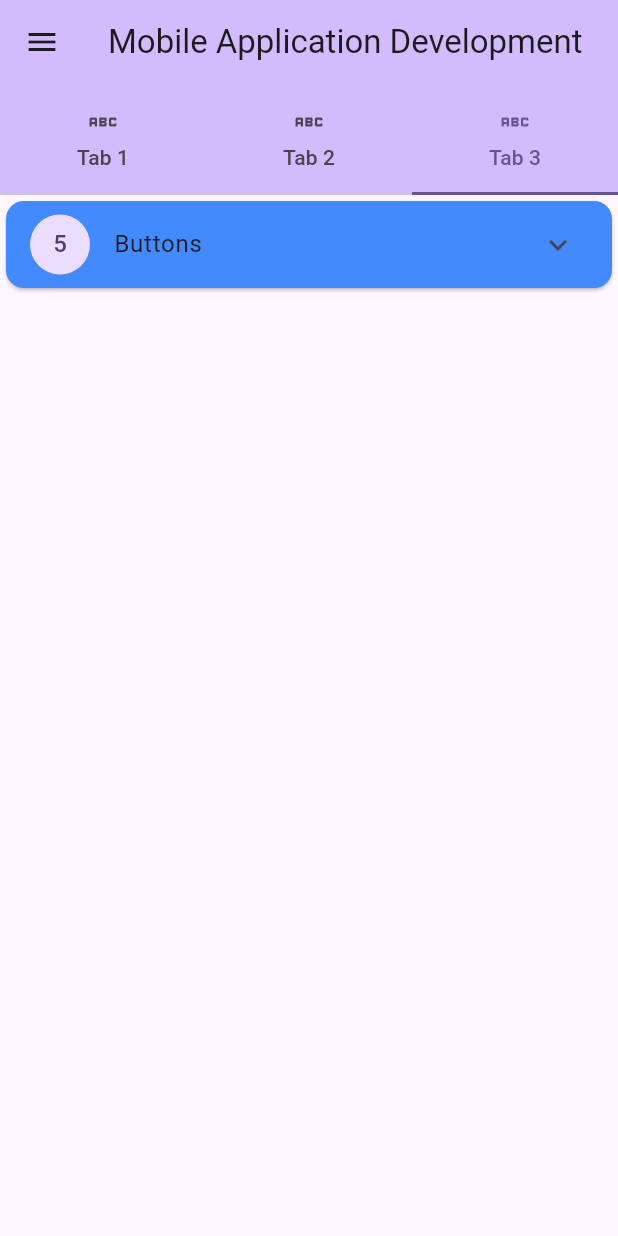
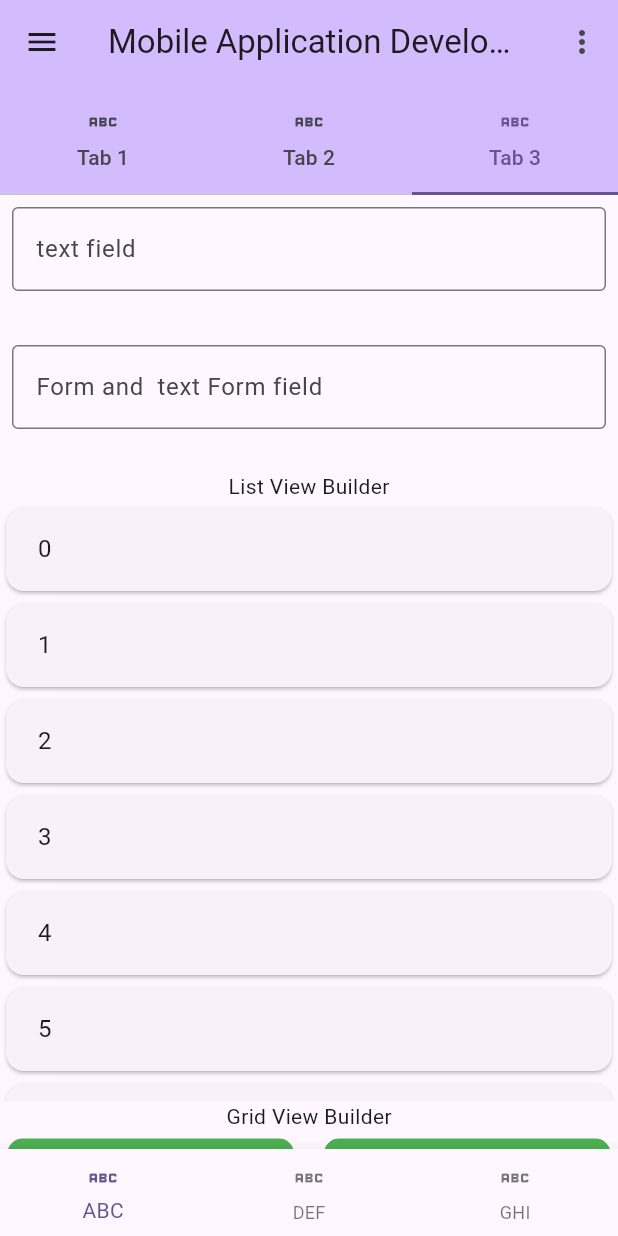
Before and after one commit to AmadIrfan/mobile-app-development, a Flutter app: the screen it shows after launch, tab 3 chosen, on a phone screen of 412 x 824 dp. Run offline on Flutter 3.47's test engine with Material 2 defaults, Android fonts, the phone set to English and light mode, and no system bars; our stand-ins replace fluttertoast, google_fonts.

Commit message:
assignment 3 complete

```diff
--- a/assignment3/lib/home_page.dart
+++ b/assignment3/lib/home_page.dart
@@ -1,7 +1,7 @@
 import 'package:assignment3/windows2/file.dart';
-import 'package:assignment3/windows2/file1.dart';
+import 'package:assignment3/windows2/file3.dart';
+
 import 'package:flutter/material.dart';
-import 'windows1/widgets_9_12.dart';
 import '../windows1/ont_to_20.dart';
 
 class MyHomePage extends StatefulWidget {
@@ -14,24 +14,125 @@ class MyHomePage extends StatefulWidget {
 }
 
 class _MyHomePageState extends State<MyHomePage> {
+  List list = [
+    'Container',
+    'Text',
+    'Image',
+    'Icon',
+    'IconButton',
+    'FloatingActionButton',
+    'TextButton',
+    'ElevatedButton',
+    'OutlineButton',
+    'Checkbox',
+    'Switch',
+    'Radio',
+    'Slider',
+    'TextField',
+    'AppBar',
+    'TabBar',
+    'BottomNavigationBar',
+    'Drawer',
+    'Card',
+    'ListTile',
+    'GridView',
+    'ListView',
+    'Stack',
+    'Row',
+    'Column',
+    'Expanded',
+    'Flexible',
+    'Align',
+    'RichText',
+    'TextField',
+    'DropdownButton',
+    'PopupMenuButton',
+    'Divider',
+    'SizedBox',
+    'Spacer',
+    'LinearProgressIndicator',
+    'CircularProgressIndicator',
+    'Slider',
+    'Tooltip',
+    'SnackBar',
+    'AlertDialog',
+    "Simple Dialog",
+    'BottomSheet',
+    'PopupMenu',
+    'GridTile',
+    'GridTileBar',
+    'ExpansionPanel',
+    'ExpansionTile',
+    'Card',
+    'Chip',
+    'CircleAvatar',
+    'PageView',
+    'InkWell',
+    'ListView.builder',
+    'GridView.builder',
+    'TextFormField',
+    'TabBarView',
+    'Dismissible',
+    'ReorderableListView',
+    'Table',
+    'AnimatedContainer',
+    'AnimatedOpacity',
+    'Positioned',
+    "ClipRRect"
+  ];
   @override
   Widget build(BuildContext context) {
     return DefaultTabController(
       length: 3,
       child: Scaffold(
-        drawer: const Drawer(
+        drawer: Drawer(
           child: Center(
-            child: Text(
-              'This is Drawer.',
+            child: ListView.builder(
+              itemCount: list.length,
+              itemBuilder: (BuildContext context, int index) {
+                return Card(
+                  child: ListTile(
+                    leading: CircleAvatar(
+                      child: Text('${index + 1}'),
+                    ),
+                    title: Text(list[index]),
+                  ),
+                );
+              },
             ),
           ),
         ),
         appBar: AppBar(
           backgroundColor: Theme.of(context).colorScheme.inversePrimary,
           title: const Text('Mobile Application Development'),
+          actions: [
+            // DropdownButton(
+            //     items: [
+            //       DropdownMenuItem(
+            //         child: Text('item 1'),
+            //       ),
+            //       DropdownMenuItem(
+            //         child: Text('item 2'),
+            //       ),
+            //     ],
+            //     onChanged: (v) {
+            //       print(v);
+            //     }),
+            PopupMenuButton(
+              itemBuilder: (context) => [
+                PopupMenuItem(
+                  child: Text('item 1'),
+                ),
+                PopupMenuItem(
+                  child: Text('item 2'),
+                ),
+              ],
+            ),
+          ],
           bottom: const TabBar(
             indicatorSize: TabBarIndicatorSize.tab,
             // indicator: BoxDecoration(color: Colors.black54),
+
             tabs: [
               Tab(
                 icon: Icon(Icons.abc),
@@ -52,7 +153,24 @@ class _MyHomePageState extends State<MyHomePage> {
           children: [
             First20(),
             MyFiles(),
-            CustomWidgets3(),
+            File3(),
+          ],
+        ),
+        bottomNavigationBar: BottomNavigationBar(
+          onTap: (v) {},
+          items: const [
+            BottomNavigationBarItem(
+              label: 'ABC',
+              icon: Icon(Icons.abc),
+            ),
+            BottomNavigationBarItem(
+              label: 'DEF',
+              icon: Icon(Icons.abc),
+            ),
+            BottomNavigationBarItem(
+              label: 'GHI',
+              icon: Icon(Icons.abc),
+            ),
           ],
         ),
       ),
--- a/assignment3/lib/windows1/widgets_17_20.dart
+++ b/assignment3/lib/windows1/widgets_17_20.dart
@@ -11,6 +11,6 @@ class CustomWidget5 extends StatefulWidget {
 class _CustomWidget5State extends State<CustomWidget5> {
   @override
   Widget build(BuildContext context) {
-    return Column(children: [],);
+    return const Column(children: [],);
   }
 }
--- a/assignment3/lib/windows1/widgets_1_4.dart
+++ b/assignment3/lib/windows1/widgets_1_4.dart
@@ -79,9 +79,11 @@ class _CustomWidgets1State extends State<CustomWidgets1> {
                       ),
                     ),
                   ],
+
                 ),
               ),
             ],
+
           ),
           CustomExpansionTile(
             leading: const CircleAvatar(
--- a/assignment3/lib/windows2/file.dart
+++ b/assignment3/lib/windows2/file.dart
@@ -12,11 +12,13 @@ class MyFiles extends StatefulWidget {
 class _MyFilesState extends State<MyFiles> {
   @override
   Widget build(BuildContext context) {
-    return const Column(
-      children: [
-        File11(),
-        File2(),
-      ],
+    return const SingleChildScrollView(
+      child: Column(
+        children: [
+          File11(),
+          File2(),
+        ],
+      ),
     );
   }
 }
--- a/assignment3/lib/windows2/file1.dart
+++ b/assignment3/lib/windows2/file1.dart
@@ -32,11 +32,14 @@ class _File11State extends State<File11> {
               fontWeight: FontWeight.w800,
             ),
           ),
-          const Image(
+          ClipRRect(
+            borderRadius: BorderRadius.circular(20),
+            child: const Image(
               height: 200,
               fit: BoxFit.cover,
               image: AssetImage(
                 'assets/images/download.jpeg',
+              ),
             ),
           ),
           const SizedBox(
@@ -49,7 +52,9 @@ class _File11State extends State<File11> {
               fontWeight: FontWeight.w800,
             ),
           ),
-          Row(
+          SingleChildScrollView(
+            scrollDirection: Axis.horizontal,
+            child: Row(
               mainAxisAlignment: MainAxisAlignment.spaceEvenly,
               children: [
                 ..._items
@@ -63,6 +68,7 @@ class _File11State extends State<File11> {
                     .toList()
               ],
             ),
+          ),
           Text(
             'Filter Chip',
             style: TextStyle(
@@ -70,7 +76,9 @@ class _File11State extends State<File11> {
               fontWeight: FontWeight.w800,
             ),
           ),
-          Row(
+          SingleChildScrollView(
+            scrollDirection: Axis.horizontal,
+            child: Row(
               mainAxisAlignment: MainAxisAlignment.spaceEvenly,
               children: [
                 ..._items.map(
@@ -89,6 +97,7 @@ class _File11State extends State<File11> {
                   ),
                 )
               ],
+            ),
           ),
           Text(
             'Divider',
@@ -119,7 +128,6 @@ class _File11State extends State<File11> {
               );
             },
           ),
-
         ],
       ),
     );
--- a/assignment3/lib/windows2/file2.dart
+++ b/assignment3/lib/windows2/file2.dart
@@ -63,6 +63,82 @@ class _File2State extends State<File2> {
           const SizedBox(
             height: 20,
           ),
+          const Card(
+            child: ListTile(
+              title: Text('sized box'),
+            ),
+          ),
+          const Tooltip(
+            message: "this is tool tip",
+            child: Card(
+              child: ListTile(
+                title: Text('This is toop tip'),
+              ),
+            ),
+          ),
+          ElevatedButton(
+            onPressed: () {
+              showDialog(
+                context: context,
+                builder: (context) => const AlertDialog(
+                  title: Text('this is dialog'),
+                  content: Text('this is dialog'),
+                ),
+              );
+            },
+            child: const Text('AlertDialog'),
+          ),
+          ElevatedButton(
+            onPressed: () {
+              showDialog(
+                context: context,
+                builder: (context) => const SimpleDialog(
+                  title: Text('Simple Dialog'),
+                  children: [
+                    Text('this is the body.'),
+                  ],
+                ),
+              );
+            },
+            child: const Text('Simple Dialog'),
+          ),
+          const Card(
+            child: ListTile(
+              title: Text(' this is card '),
+            ),
+          ),
+          InkWell(
+            onTap: () {
+              ScaffoldMessenger.of(context).showSnackBar(
+                const SnackBar(
+                  duration: Duration(seconds: 3),
+                  backgroundColor: Colors.green,
+                  content: Text('this is inkwell + SnackBar'),
+                ),
+              );
+            },
+            child: const Card(
+              child: ListTile(
+                title: Text('this is inkwell'),
+              ),
+            ),
+          ),
+          Card(
+            child: ListTile(
+              title: RichText(
+                text: TextSpan(
+                  text: 'Hello ',
+                  style: DefaultTextStyle.of(context).style,
+                  children: const <TextSpan>[
+                    TextSpan(
+                        text: 'bold',
+                        style: TextStyle(fontWeight: FontWeight.bold)),
+                    TextSpan(text: ' world!'),
+                  ],
+                ),
+              ),
+            ),
+          ),
         ],
       ),
     );
--- /dev/null
+++ b/assignment3/lib/windows2/file3.dart
@@ -0,0 +1,188 @@
+import 'package:flutter/material.dart';
+
+class File3 extends StatefulWidget {
+  const File3({super.key});
+
+  @override
+  State<File3> createState() => _File3State();
+}
+
+class _File3State extends State<File3> {
+  List ls = List.generate(10, (index) => index);
+  String? selectedValue = 'Option 1';
+  @override
+  Widget build(BuildContext context) {
+    return SingleChildScrollView(
+      child: Column(
+        children: [
+          const Padding(
+            padding: EdgeInsets.all(8.0),
+            child: TextField(
+              decoration: InputDecoration(
+                border: OutlineInputBorder(),
+                label: Text('text field'),
+              ),
+            ),
+          ),
+          const SizedBox(
+            height: 20,
+          ),
+          Padding(
+            padding: const EdgeInsets.all(8.0),
+            child: Form(
+              child: TextFormField(
+                decoration: const InputDecoration(
+                  border: OutlineInputBorder(),
+                  label: Text('Form and  text Form field'),
+                ),
+              ),
+            ),
+          ),
+          const SizedBox(
+            height: 20,
+          ),
+          const Text('List View Builder'),
+          SizedBox(
+            height: 400,
+            child: ListView.builder(
+              itemCount: ls.length,
+              itemBuilder: (BuildContext context, int index) {
+                return Dismissible(
+                  key: ValueKey(ls[index]),
+                  onDismissed: (v) {
+                    ls.remove(ls[index]);
+                    setState(() {});
+                  },
+                  direction: DismissDirection.endToStart,
+                  background: Container(
+                    color: Colors.red,
+                  ),
+                  child: Card(
+                    child: ListTile(
+                      title: Padding(
+                        padding: const EdgeInsets.all(5),
+                        child: Text('$index'),
+                      ),
+                    ),
+                  ),
+                );
+              },
+            ),
+          ),
+          const Text('Grid View Builder'),
+          SizedBox(
+            height: 400,
+            child: GridView.builder(
+              gridDelegate: const SliverGridDelegateWithMaxCrossAxisExtent(
+                maxCrossAxisExtent: 200,
+                crossAxisSpacing: 10,
+                mainAxisExtent: 200,
+                mainAxisSpacing: 10,
+                childAspectRatio: 3 / 2,
+              ),
+              itemCount: 10,
+              itemBuilder: (BuildContext context, int index) {
+                return Padding(
+                  padding: const EdgeInsets.all(5.0),
+                  child: GridTile(
+                    footer: GridTileBar(
+                      title: Text(
+                        index.toString(),
+                        textAlign: TextAlign.center,
+                        style: const TextStyle(
+                          color: Colors.white,
+                          fontSize: 20,
+                        ),
+                      ),
+                      trailing: IconButton(
+                        onPressed: () {},
+                        icon: const Icon(Icons.favorite),
+                      ),
+                      leading: const Icon(Icons.shopping_bag),
+                      backgroundColor: Colors.black54,
+                    ),
+                    child: Container(
+                      alignment: Alignment.center,
+                      decoration: BoxDecoration(
+                        borderRadius: BorderRadius.circular(10),
+                        color: Colors.green,
+                      ),
+                      child: Text(
+                        index.toString(),
+                        style: const TextStyle(
+                          color: Colors.white,
+                          fontSize: 20,
+                        ),
+                      ),
+                    ),
+                  ),
+                );
+              },
+            ),
+          ),
+          DropdownButton<String>(
+            value: selectedValue,
+            onChanged: (newValue) {
+              setState(() {
+                selectedValue = newValue!;
+              });
+            },
+            items: <String>['Option 1', 'Option 2', 'Option 3', 'Option 4']
+                .map<DropdownMenuItem<String>>((String value) {
+              return DropdownMenuItem<String>(
+                value: value,
+                child: Text(value),
+              );
+            }).toList(),
+          ),
+          // Table( )
+          const Text('Flexible'),
+          Row(
+            children: <Widget>[
+              Flexible(
+                flex: 1,
+                child: Container(
+                  color: Colors.red,
+                  height: 100,
+                ),
+              ),
+              Flexible(
+                flex: 2,
+                child: Container(
+                  color: Colors.blue,
+                  height: 100,
+                ),
+              ),
+              Flexible(
+                flex: 1,
+                child: Container(
+                  color: Colors.green,
+                  height: 100,
+                ),
+              ),
+            ],
+          ),
+          const Text('Table'),
+          Table(
+            children: const [
+              TableRow(
+                children: [
+                  Text('Cell 1'),
+                  Text('Cell 2'),
+                  Text('Cell 3'),
+                ],
+              ),
+              TableRow(
+                children: [
+                  Text('Cell 4'),
+                  Text('Cell 5'),
+                  Text('Cell 6'),
+                ],
+              ),
+            ],
+          )
+        ],
+      ),
+    );
+  }
+}
```
Also changed, not shown: 1 other file. Lines whose indentation alone changed are shown as unchanged.
